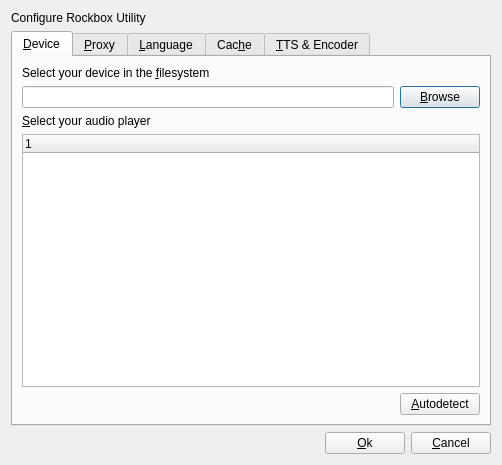
The window that rbutil/rbutilqt/configurefrm.ui (Rockbox-Chinese-Community/Rockbox-RCC) describes before a commit, drawn with Qt 5.
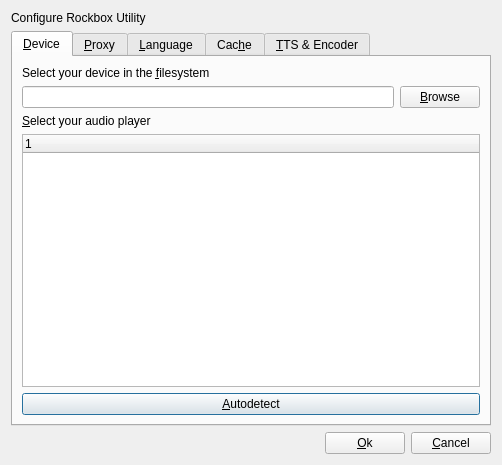
The same window after the commit. Icons and pictures are not drawn.

Commit message: Make autodetection button more bigger and default button.

```diff
--- a/rbutil/rbutilqt/configurefrm.ui
+++ b/rbutil/rbutilqt/configurefrm.ui
@@ -26,14 +26,6 @@
       <number>0</number>
      </property>
      <widget class="QWidget" name="tabDevice" >
-      <property name="geometry" >
-       <rect>
-        <x>0</x>
-        <y>0</y>
-        <width>476</width>
-        <height>366</height>
-       </rect>
-      </property>
       <attribute name="title" >
        <string>&amp;Device</string>
       </attribute>
@@ -66,6 +58,9 @@
             <iconset resource="rbutilqt.qrc" >
              <normaloff>:/icons/system-search.png</normaloff>:/icons/system-search.png</iconset>
            </property>
+           <property name="autoDefault" >
+            <bool>false</bool>
+           </property>
           </widget>
          </item>
         </layout>
@@ -89,20 +84,7 @@
          </column>
         </widget>
        </item>
-       <item row="4" column="0" >
-        <spacer>
-         <property name="orientation" >
-          <enum>Qt::Horizontal</enum>
-         </property>
-         <property name="sizeHint" stdset="0" >
-          <size>
-           <width>40</width>
-           <height>20</height>
-          </size>
-         </property>
-        </spacer>
-       </item>
-       <item row="4" column="1" >
+       <item row="4" column="0" colspan="2" >
         <widget class="QPushButton" name="buttonAutodetect" >
          <property name="text" >
           <string>&amp;Autodetect</string>
@@ -111,6 +93,12 @@
           <iconset resource="rbutilqt.qrc" >
            <normaloff>:/icons/edit-find.png</normaloff>:/icons/edit-find.png</iconset>
          </property>
+         <property name="default" >
+          <bool>true</bool>
+         </property>
+         <property name="flat" >
+          <bool>false</bool>
+         </property>
         </widget>
        </item>
       </layout>
```
Left out of the diff: 32 changed lines with no effect on the pictures.
